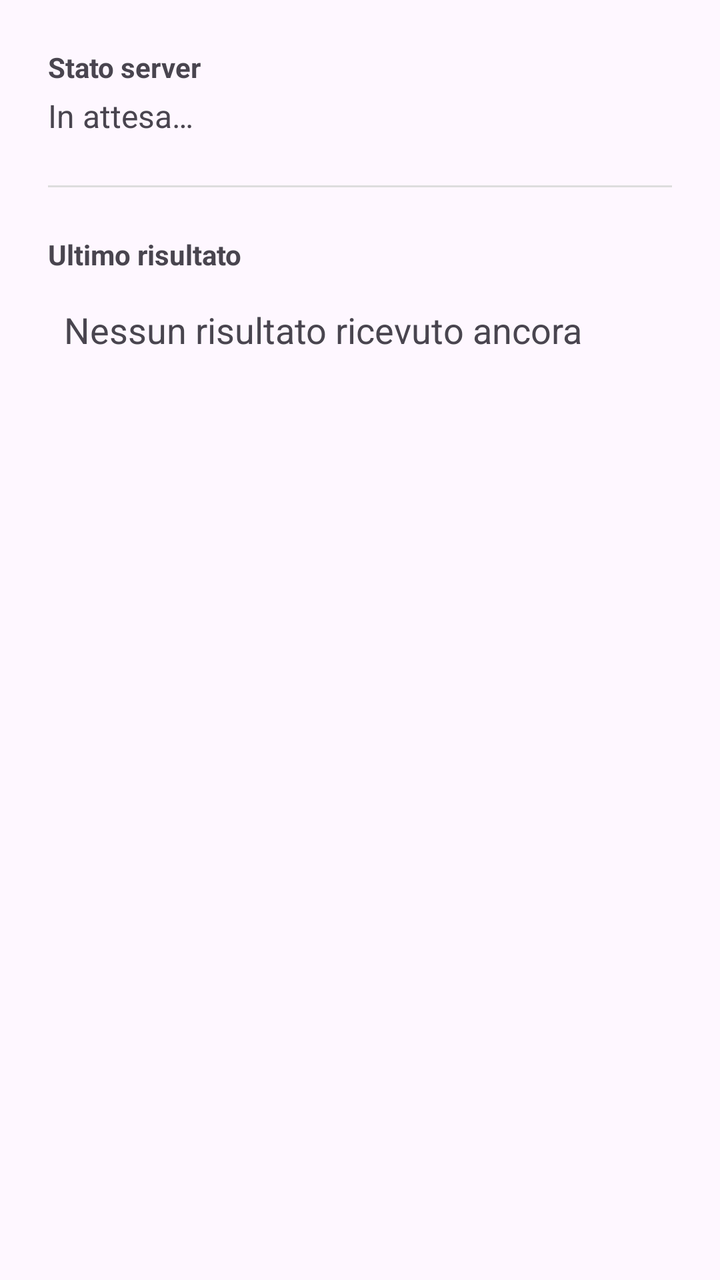
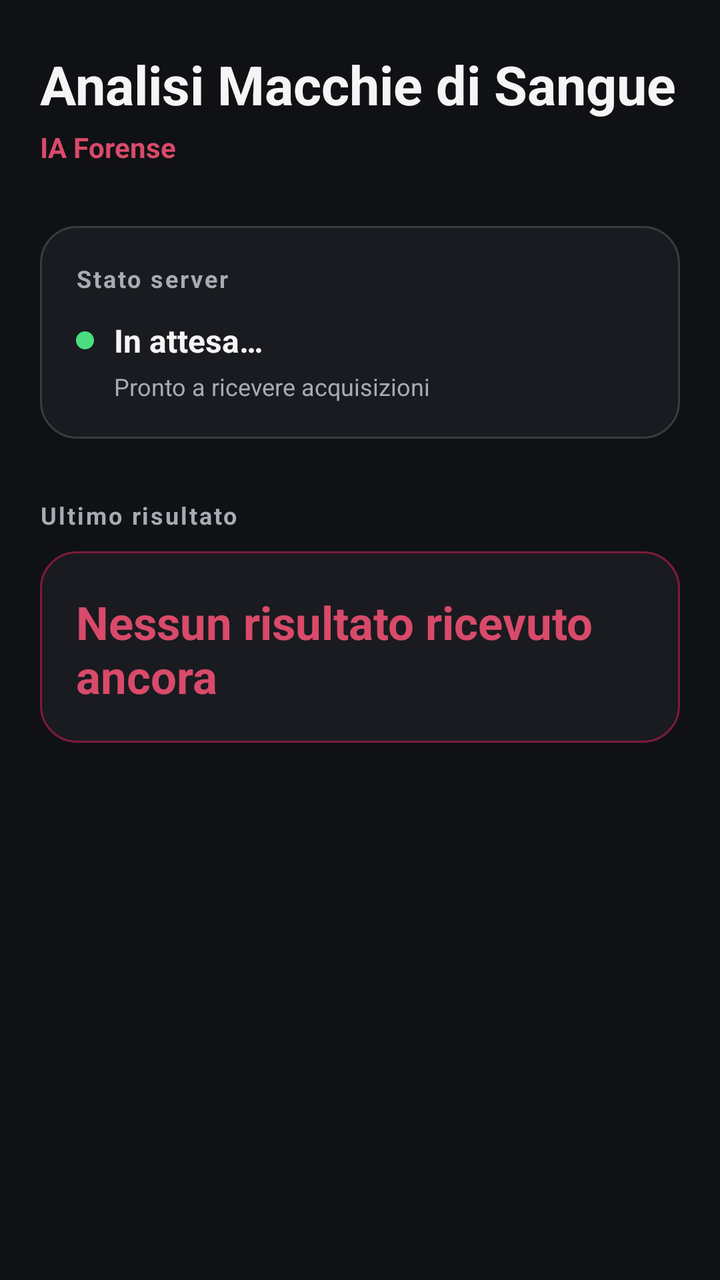

Before-and-after screenshots of an Android layout around one commit, followed by the original layout XML and the change that was made.
<!-- AndroidManifest.xml: application theme Theme.MyApp -->
<!-- res/layout/fragment_home.xml -->
<?xml version="1.0" encoding="utf-8"?>
<LinearLayout xmlns:android="http://schemas.android.com/apk/res/android"
    android:layout_width="match_parent"
    android:layout_height="match_parent"
    android:orientation="vertical"
    android:padding="24dp">

    <TextView
        android:layout_width="wrap_content"
        android:layout_height="wrap_content"
        android:text="@string/home_section_server"
        android:textStyle="bold"
        android:textSize="14sp" />

    <TextView
        android:id="@+id/textServerStatus"
        android:layout_width="wrap_content"
        android:layout_height="wrap_content"
        android:layout_marginTop="4dp"
        android:text="@string/home_server_status_placeholder"
        android:textSize="16sp" />

    <View
        android:layout_width="match_parent"
        android:layout_height="1dp"
        android:layout_marginVertical="24dp"
        android:background="#DDDDDD" />

    <TextView
        android:layout_width="wrap_content"
        android:layout_height="wrap_content"
        android:text="@string/home_section_last_result"
        android:textStyle="bold"
        android:textSize="14sp" />

    <LinearLayout
        android:id="@+id/lastResultCard"
        android:layout_width="match_parent"
        android:layout_height="wrap_content"
        android:orientation="vertical"
        android:clickable="true"
        android:focusable="true"
        android:background="?attr/selectableItemBackground"
        android:padding="8dp"
        android:layout_marginTop="4dp">

        <TextView
            android:id="@+id/textLastResultFileName"
            android:layout_width="wrap_content"
            android:layout_height="wrap_content"
            android:textSize="12sp"
            android:textColor="#888888"
            android:visibility="gone" />

        <TextView
            android:id="@+id/textLastResultLabel"
            android:layout_width="wrap_content"
            android:layout_height="wrap_content"
            android:layout_marginTop="4dp"
            android:text="@string/home_last_result_placeholder"
            android:textSize="18sp" />

        <TextView
            android:id="@+id/textLastResultConfidence"
            android:layout_width="wrap_content"
            android:layout_height="wrap_content"
            android:layout_marginTop="4dp"
            android:textSize="14sp"
            android:visibility="gone" />

        <ProgressBar
            android:id="@+id/progressConfidence"
            style="?android:attr/progressBarStyleHorizontal"
            android:layout_width="match_parent"
            android:layout_height="wrap_content"
            android:layout_marginTop="8dp"
            android:max="100"
            android:visibility="gone" />

        <TextView
            android:id="@+id/textLastResultSource"
            android:layout_width="wrap_content"
            android:layout_height="wrap_content"
            android:layout_marginTop="8dp"
            android:textSize="12sp"
            android:textColor="#888888"
            android:visibility="gone" />

        <TextView
            android:id="@+id/textTapHint"
            android:layout_width="wrap_content"
            android:layout_height="wrap_content"
            android:layout_marginTop="8dp"
            android:text="@string/home_tap_for_details"
            android:textSize="12sp"
            android:textStyle="italic"
            android:visibility="gone" />

    </LinearLayout>

</LinearLayout>
<!-- resources referenced by this layout -->
<resources>
  <string name="home_last_result_placeholder">Nessun risultato ricevuto ancora</string>
  <string name="home_section_last_result">Ultimo risultato</string>
  <string name="home_section_server">Stato server</string>
  <string name="home_server_status_placeholder">In attesa…</string>
  <string name="home_tap_for_details">Tocca per vedere immagine e dettagli</string>
  <style name="Theme.MyApp" parent="Base.Theme.MyApp" />
  <style name="Base.Theme.MyApp" parent="Theme.Material3.DayNight.NoActionBar">
          
          
      </style>
</resources>

<!-- the commit's change to res/layout/fragment_home.xml (unified diff, before → after) -->
@@ -1,101 +1,207 @@
 <?xml version="1.0" encoding="utf-8"?>
-<LinearLayout xmlns:android="http://schemas.android.com/apk/res/android"
+<ScrollView xmlns:android="http://schemas.android.com/apk/res/android"
     android:layout_width="match_parent"
     android:layout_height="match_parent"
-    android:orientation="vertical"
-    android:padding="24dp">
-
-    <TextView
-        android:layout_width="wrap_content"
-        android:layout_height="wrap_content"
-        android:text="@string/home_section_server"
-        android:textStyle="bold"
-        android:textSize="14sp" />
-
-    <TextView
-        android:id="@+id/textServerStatus"
-        android:layout_width="wrap_content"
-        android:layout_height="wrap_content"
-        android:layout_marginTop="4dp"
-        android:text="@string/home_server_status_placeholder"
-        android:textSize="16sp" />
-
-    <View
-        android:layout_width="match_parent"
-        android:layout_height="1dp"
-        android:layout_marginVertical="24dp"
-        android:background="#DDDDDD" />
-
-    <TextView
-        android:layout_width="wrap_content"
-        android:layout_height="wrap_content"
-        android:text="@string/home_section_last_result"
-        android:textStyle="bold"
-        android:textSize="14sp" />
+    android:background="@color/background_main"
+    android:fillViewport="true">
 
     <LinearLayout
-        android:id="@+id/lastResultCard"
         android:layout_width="match_parent"
         android:layout_height="wrap_content"
         android:orientation="vertical"
-        android:clickable="true"
-        android:focusable="true"
-        android:background="?attr/selectableItemBackground"
-        android:padding="8dp"
-        android:layout_marginTop="4dp">
+        android:paddingStart="20dp"
+        android:paddingTop="24dp"
+        android:paddingEnd="20dp"
+        android:paddingBottom="28dp">
+
+        
 
         <TextView
-            android:id="@+id/textLastResultFileName"
             android:layout_width="wrap_content"
             android:layout_height="wrap_content"
+            android:text="@string/home_title"
+            android:textColor="@color/text_primary"
+            android:textSize="27sp"
+            android:textStyle="bold" />
+
+        <TextView
+            android:layout_width="wrap_content"
+            android:layout_height="wrap_content"
+            android:layout_marginTop="4dp"
+            android:text="@string/home_subtitle"
+            android:textColor="@color/primary_light"
+            android:textSize="14sp"
+            android:textStyle="bold" />
+
+
+        
+
+        <LinearLayout
+            android:layout_width="match_parent"
+            android:layout_height="wrap_content"
+            android:layout_marginTop="30dp"
+            android:background="@drawable/bg_forensic_card"
+            android:orientation="vertical"
+            android:padding="18dp">
+
+            <TextView
+                android:layout_width="wrap_content"
+                android:layout_height="wrap_content"
+                android:text="@string/home_section_server"
+                android:textColor="@color/text_secondary"
+                android:textSize="12sp"
+                android:textStyle="bold"
+                android:letterSpacing="0.08" />
+
+            <LinearLayout
+                android:layout_width="match_parent"
+                android:layout_height="wrap_content"
+                android:layout_marginTop="12dp"
+                android:gravity="center_vertical"
+                android:orientation="horizontal">
+
+                <View
+                    android:id="@+id/serverStatusDot"
+                    android:layout_width="9dp"
+                    android:layout_height="9dp"
+                    android:background="@drawable/bg_status_dot" />
+
+                <TextView
+                    android:id="@+id/textServerStatus"
+                    android:layout_width="wrap_content"
+                    android:layout_height="wrap_content"
+                    android:layout_marginStart="10dp"
+                    android:text="@string/home_server_status_placeholder"
+                    android:textColor="@color/text_primary"
+                    android:textSize="16sp"
+                    android:textStyle="bold" />
+
+            </LinearLayout>
+
+            <TextView
+                android:id="@+id/textServerSubtitle"
+                android:layout_width="wrap_content"
+                android:layout_height="wrap_content"
+                android:layout_marginStart="19dp"
+                android:layout_marginTop="4dp"
+                android:text="@string/home_server_ready_subtitle"
+                android:textColor="@color/text_secondary"
+                android:textSize="12sp" />
+
+        </LinearLayout>
+
+
+        
+
+        <TextView
+            android:layout_width="wrap_content"
+            android:layout_height="wrap_content"
+            android:layout_marginTop="30dp"
+            android:text="@string/home_section_last_result"
+            android:textColor="@color/text_secondary"
             android:textSize="12sp"
-            android:textColor="#888888"
-            android:visibility="gone" />
-
-        <TextView
-            android:id="@+id/textLastResultLabel"
-            android:layout_width="wrap_content"
-            android:layout_height="wrap_content"
-            android:layout_marginTop="4dp"
-            android:text="@string/home_last_result_placeholder"
-            android:textSize="18sp" />
-
-        <TextView
-            android:id="@+id/textLastResultConfidence"
-            android:layout_width="wrap_content"
-            android:layout_height="wrap_content"
-            android:layout_marginTop="4dp"
-            android:textSize="14sp"
-            android:visibility="gone" />
-
-        <ProgressBar
-            android:id="@+id/progressConfidence"
-            style="?android:attr/progressBarStyleHorizontal"
+            android:textStyle="bold"
+            android:letterSpacing="0.08" />
+
+
+        
+
+        <LinearLayout
+            android:id="@+id/lastResultCard"
             android:layout_width="match_parent"
             android:layout_height="wrap_content"
-            android:layout_marginTop="8dp"
-            android:max="100"
-            android:visibility="gone" />
-
-        <TextView
-            android:id="@+id/textLastResultSource"
-            android:layout_width="wrap_content"
-            android:layout_height="wrap_content"
-            android:layout_marginTop="8dp"
-            android:textSize="12sp"
-            android:textColor="#888888"
-            android:visibility="gone" />
-
-        <TextView
-            android:id="@+id/textTapHint"
-            android:layout_width="wrap_content"
-            android:layout_height="wrap_content"
-            android:layout_marginTop="8dp"
-            android:text="@string/home_tap_for_details"
-            android:textSize="12sp"
-            android:textStyle="italic"
-            android:visibility="gone" />
+            android:layout_marginTop="10dp"
+            android:background="@drawable/bg_result_card"
+            android:clickable="true"
+            android:focusable="true"
+            android:orientation="vertical"
+            android:padding="18dp">
+
+            
+
+            <TextView
+                android:id="@+id/textLastResultFileName"
+                android:layout_width="wrap_content"
+                android:layout_height="wrap_content"
+                android:textColor="@color/text_secondary"
+                android:textSize="12sp"
+                android:visibility="gone" />
+
+
+            
+
+            <TextView
+                android:id="@+id/textLastResultLabel"
+                android:layout_width="wrap_content"
+                android:layout_height="wrap_content"
+                android:layout_marginTop="2dp"
+                android:text="@string/home_last_result_placeholder"
+                android:textColor="@color/primary_light"
+                android:textSize="23sp"
+                android:textStyle="bold" />
+
+
+            
+
+            <TextView
+                android:id="@+id/textLastResultConfidence"
+                android:layout_width="wrap_content"
+                android:layout_height="wrap_content"
+                android:layout_marginTop="8dp"
+                android:textColor="@color/text_primary"
+                android:textSize="17sp"
+                android:textStyle="bold"
+                android:visibility="gone" />
+
+
+            
+
+            <ProgressBar
+                android:id="@+id/progressConfidence"
+                style="?android:attr/progressBarStyleHorizontal"
+                android:layout_width="match_parent"
+                android:layout_height="7dp"
+                android:layout_marginTop="12dp"
+                android:max="100"
+                android:progressTint="@color/primary_light"
+                android:progressBackgroundTint="@color/background_surface_2"
+                android:visibility="gone" />
+
+
+            
+
+            <TextView
+                android:id="@+id/textLastResultSource"
+                android:layout_width="wrap_content"
+                android:layout_height="wrap_content"
+                android:layout_marginTop="12dp"
+                android:textColor="@color/text_secondary"
+                android:textSize="12sp"
+                android:visibility="gone" />
+
+
+            
+
+            <TextView
+                android:id="@+id/textTapHint"
+                android:layout_width="wrap_content"
+                android:layout_height="wrap_content"
+                android:layout_marginTop="14dp"
+                android:text="@string/home_tap_for_details"
+                android:textColor="@color/primary_light"
+                android:textSize="12sp"
+                android:textStyle="italic"
+                android:visibility="gone" />
+
+        </LinearLayout>
+
+
+        
+
+        <Space
+            android:layout_width="match_parent"
+            android:layout_height="28dp" />
 
     </LinearLayout>
 
-</LinearLayout>
+</ScrollView>
<!-- resource entries referenced after the edit -->
@@ -1,11 +1,59 @@
 <!-- resources referenced by this layout -->
 <resources>
+  <color name="background_main">#101114</color>
+  <color name="background_surface_2">#22252B</color>
+  <color name="primary_light">#D94A6A</color>
+  <color name="text_primary">#F5F5F5</color>
+  <color name="text_secondary">#A7ABB3</color>
+  <!-- drawable bg_forensic_card (drawable) -->
+  <?xml version="1.0" encoding="utf-8"?>
+  <shape xmlns:android="http://schemas.android.com/apk/res/android"
+      android:shape="rectangle">
+  
+      <solid android:color="@color/background_surface" />
+  
+      <corners android:radius="18dp" />
+  
+      <stroke
+          android:width="1dp"
+          android:color="@color/border" />
+  
+  </shape>
+  <!-- drawable bg_result_card (drawable) -->
+  <?xml version="1.0" encoding="utf-8"?>
+  <shape xmlns:android="http://schemas.android.com/apk/res/android"
+      android:shape="rectangle">
+  
+      <solid android:color="@color/background_surface" />
+  
+      <corners android:radius="18dp" />
+  
+      <stroke
+          android:width="1dp"
+          android:color="@color/border_primary" />
+  
+  </shape>
+  <!-- drawable bg_status_dot (drawable) -->
+  <?xml version="1.0" encoding="utf-8"?>
+  <shape xmlns:android="http://schemas.android.com/apk/res/android"
+      android:shape="oval">
+  
+      <solid android:color="@color/status_success" />
+  
+  </shape>
   <string name="home_last_result_placeholder">Nessun risultato ricevuto ancora</string>
   <string name="home_section_last_result">Ultimo risultato</string>
   <string name="home_section_server">Stato server</string>
+  <string name="home_server_ready_subtitle">Pronto a ricevere acquisizioni</string>
   <string name="home_server_status_placeholder">In attesa…</string>
+  <string name="home_subtitle">IA Forense</string>
   <string name="home_tap_for_details">Tocca per vedere immagine e dettagli</string>
+  <string name="home_title">Analisi Macchie di Sangue</string>
   <style name="Theme.MyApp" parent="Base.Theme.MyApp" />
+  <color name="background_surface">#191B20</color>
+  <color name="border">#383B42</color>
+  <color name="border_primary">#7D1C39</color>
+  <color name="status_success">#4ADE80</color>
   <style name="Base.Theme.MyApp" parent="Theme.Material3.DayNight.NoActionBar">
           
           
